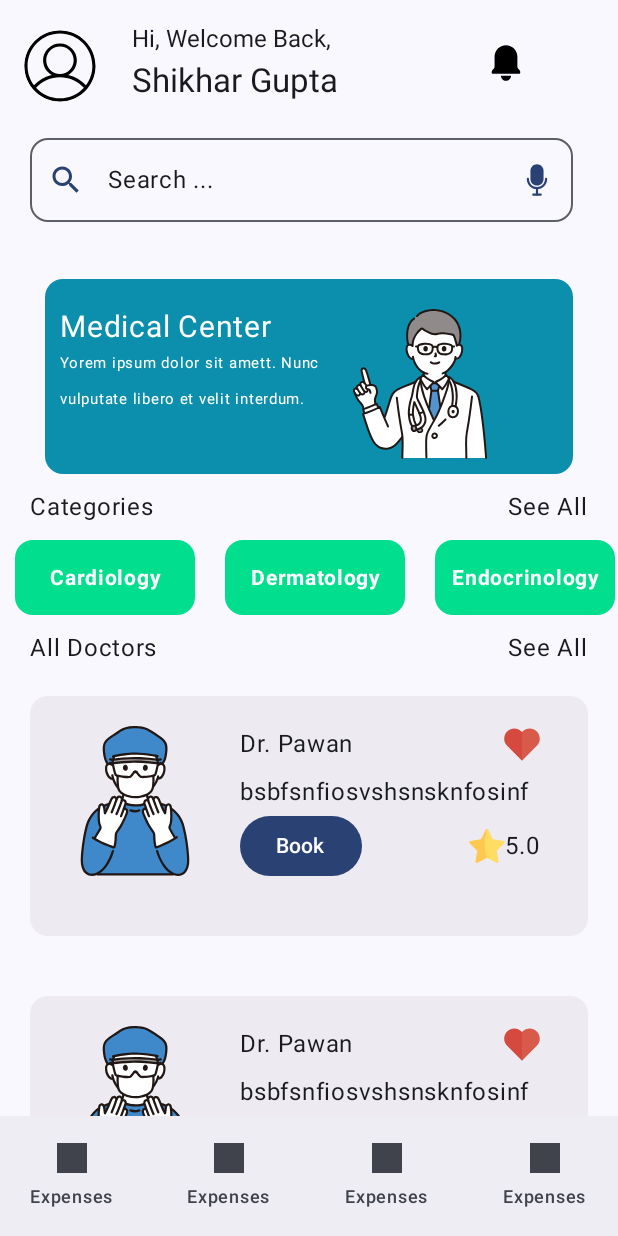
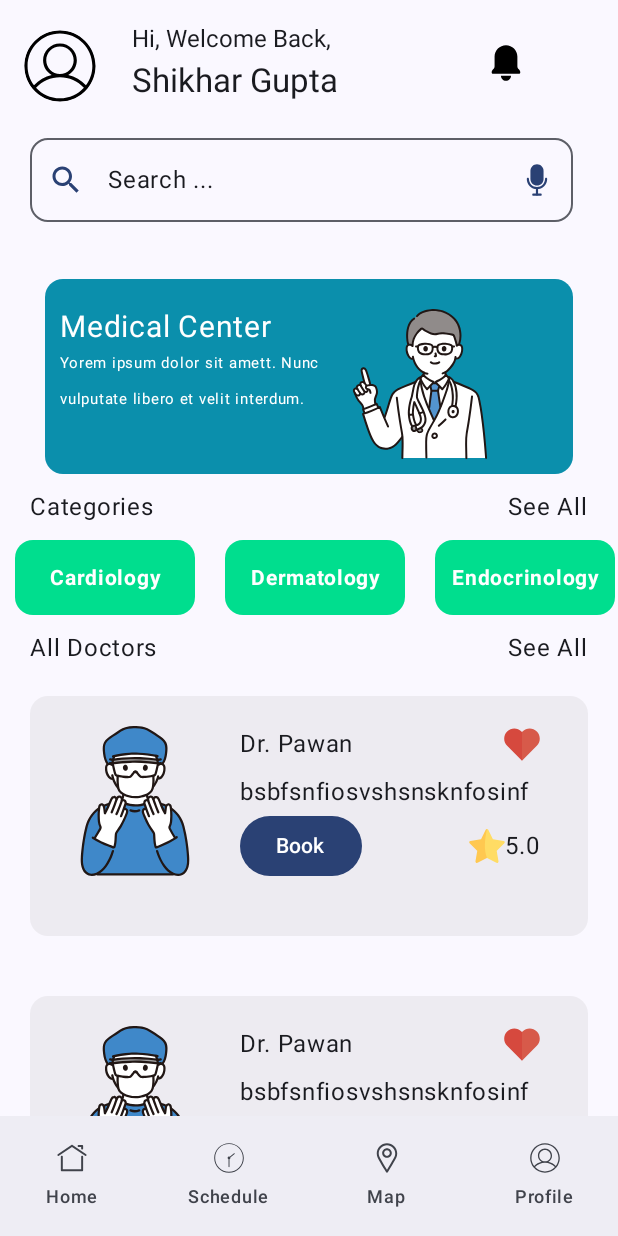
Before and after one commit to shikhargupta442003/veersaDocEasy-main, an Android app built with Jetpack Compose: the composable userProfile called with empty values, on a phone screen of 412 x 824 dp. Run offline under Robolectric (Android 15) with nearby library versions, the phone set to English and light mode, and no system bars.

```diff
--- a/docEasy/app/src/main/java/com/example/doceasy/user/userProfile.kt
+++ b/docEasy/app/src/main/java/com/example/doceasy/user/userProfile.kt
@@ -102,36 +102,36 @@ fun userProfile(navController: NavController,email:String?){
             NavigationBar {
                 NavigationBarItem(selected = false, onClick = { /*TODO*/ },icon = {
                     Icon(
-                        painterResource(id = R.drawable.ic_launcher_background),
+                        painterResource(id = R.drawable.home),
                         modifier = Modifier.size(20.dp),
                         contentDescription = "upload"
                     )
                 },
-                    label = {Text("Expenses")})
+                    label = {Text("Home")})
                 NavigationBarItem(selected = false, onClick = { /*TODO*/ },icon = {
                     Icon(
-                        painterResource(id = R.drawable.ic_launcher_background),
+                        painterResource(id = R.drawable.clock),
                         modifier = Modifier.size(20.dp),
                         contentDescription = "upload"
                     )
                 },
-                    label = {Text("Expenses")})
+                    label = {Text("Schedule")})
                 NavigationBarItem(selected = false, onClick = { /*TODO*/ },icon = {
                     Icon(
-                        painterResource(id = R.drawable.ic_launcher_background),
+                        painterResource(id = R.drawable.location),
                         modifier = Modifier.size(20.dp),
                         contentDescription = "upload"
                     )
                 },
-                    label = {Text("Expenses")})
+                    label = {Text("Map")})
                 NavigationBarItem(selected = false, onClick = { /*TODO*/ },icon = {
                     Icon(
-                        painterResource(id = R.drawable.ic_launcher_background),
+                        painterResource(id = R.drawable.profile),
                         modifier = Modifier.size(20.dp),
                         contentDescription = "upload"
                     )
                 },
-                    label = {Text("Expenses")})
+                    label = {Text("Profile")})
             }
         }
     ) {innerPadding->
--- /dev/null
+++ b/docEasy/app/src/main/res/drawable/clock.xml
@@ -0,0 +1,7 @@
+<vector xmlns:android="http://schemas.android.com/apk/res/android" android:alpha="0.85" android:height="256dp" android:viewportHeight="256" android:viewportWidth="256" android:width="256dp">
+
+    <path android:fillColor="#000000" android:fillType="nonZero" android:pathData="M170.76,87.87L134.04,117.47c-1.75,-1.03 -3.77,-1.67 -5.95,-1.67c-6.51,0 -11.81,5.3 -11.81,11.81c0,5.04 3.19,9.32 7.65,11.02l0,64.74c0,2.3 1.87,4.17 4.17,4.17s4.17,-1.87 4.17,-4.17L132.27,138.64c4.45,-1.69 7.65,-5.97 7.65,-11.02c0,-1.28 -0.26,-2.5 -0.64,-3.66l36.73,-29.6c1.79,-1.44 2.07,-4.07 0.63,-5.86C175.18,86.71 172.56,86.43 170.76,87.87z" android:strokeColor="#00000000" android:strokeLineCap="butt" android:strokeLineJoin="miter" android:strokeWidth="2.81"/>
+
+    <path android:fillColor="#000000" android:fillType="nonZero" android:pathData="M128.09,1.17c-69.72,0 -126.45,56.73 -126.45,126.45c0,69.73 56.73,126.45 126.45,126.45c69.72,0 126.45,-56.73 126.45,-126.45C254.54,57.89 197.82,1.17 128.09,1.17zM128.09,245.73c-65.13,0 -118.11,-52.99 -118.11,-118.12c0,-65.13 52.99,-118.11 118.11,-118.11c65.13,0 118.11,52.99 118.11,118.11C246.21,192.75 193.22,245.73 128.09,245.73z" android:strokeColor="#00000000" android:strokeLineCap="butt" android:strokeLineJoin="miter" android:strokeWidth="2.81"/>
+
+</vector>
--- /dev/null
+++ b/docEasy/app/src/main/res/drawable/location.xml
@@ -0,0 +1,7 @@
+<vector xmlns:android="http://schemas.android.com/apk/res/android" android:alpha="0.85" android:height="256dp" android:viewportHeight="256" android:viewportWidth="256" android:width="256dp">
+
+    <path android:fillColor="#000000" android:fillType="nonZero" android:pathData="M127.86,254.31c-2.98,0 -5.74,-1.58 -7.26,-4.14l-12.56,-21.25c-25.91,-43.81 -50.39,-85.19 -58.71,-101.88c-5.86,-12.02 -8.82,-24.87 -8.82,-38.27C40.51,40.59 79.69,1.41 127.86,1.41c48.17,0 87.35,39.18 87.35,87.35c0,13.39 -2.95,26.24 -8.78,38.2c-0.06,0.12 -0.12,0.23 -0.18,0.35c-8.45,16.87 -32.8,58.04 -58.57,101.61l-12.57,21.25C133.6,252.73 130.84,254.31 127.86,254.31zM127.86,18.27C88.99,18.27 57.37,49.89 57.37,88.75c0,10.81 2.38,21.18 7.08,30.82c8.01,16.08 33.46,59.1 58.07,100.71L127.86,229.31l5.31,-8.98c24.62,-41.62 50.08,-84.67 58.13,-100.82c0.03,-0.06 0.06,-0.13 0.1,-0.19c4.61,-9.57 6.95,-19.85 6.95,-30.56C198.35,49.89 166.72,18.27 127.86,18.27z" android:strokeColor="#00000000" android:strokeLineCap="butt" android:strokeLineJoin="miter" android:strokeWidth="2.81"/>
+
+    <path android:fillColor="#000000" android:fillType="nonZero" android:pathData="M127.86,126.72c-22.69,0 -41.16,-18.46 -41.16,-41.16S105.16,44.42 127.86,44.42c22.69,0 41.16,18.46 41.16,41.16S150.55,126.72 127.86,126.72zM127.86,61.28c-13.4,0 -24.3,10.9 -24.3,24.3s10.9,24.3 24.3,24.3c13.4,0 24.3,-10.9 24.3,-24.3S141.25,61.28 127.86,61.28z" android:strokeColor="#00000000" android:strokeLineCap="butt" android:strokeLineJoin="miter" android:strokeWidth="2.81"/>
+
+</vector>
--- /dev/null
+++ b/docEasy/app/src/main/res/drawable/profile.xml
@@ -0,0 +1,5 @@
+<vector xmlns:android="http://schemas.android.com/apk/res/android" android:alpha="0.85" android:height="256dp" android:viewportHeight="256" android:viewportWidth="256" android:width="256dp">
+
+    <path android:fillColor="#000000" android:fillType="nonZero" android:pathData="M225.18,208.49C243.36,186.59 254.31,158.48 254.31,127.86C254.31,58.13 197.58,1.41 127.86,1.41C58.13,1.41 1.41,58.13 1.41,127.86c0,30.62 10.95,58.73 29.13,80.64c0.3,0.45 0.64,0.89 1.08,1.25c0.01,0.01 0.01,0.01 0.02,0.01C54.84,236.99 89.35,254.31 127.86,254.31c38.5,0 73.02,-17.32 96.23,-44.55c0.01,-0.01 0.01,-0.01 0.02,-0.01C224.54,209.37 224.89,208.94 225.18,208.49zM127.86,12.65c63.53,0 115.21,51.68 115.21,115.21c0,25.76 -8.5,49.58 -22.85,68.79c-17.09,-18.28 -38.99,-30.88 -62.95,-36.59c18.26,-10.31 30.63,-29.87 30.63,-52.29c0,-33.11 -26.93,-60.04 -60.04,-60.04c-33.11,0 -60.04,26.93 -60.04,60.04c0,22.42 12.38,41.98 30.63,52.29c-23.96,5.71 -45.86,18.32 -62.95,36.59C21.15,177.44 12.65,153.62 12.65,127.86C12.65,64.33 64.33,12.65 127.86,12.65zM127.86,156.57c-26.91,0 -48.8,-21.89 -48.8,-48.8S100.95,58.96 127.86,58.96s48.8,21.89 48.8,48.8S154.77,156.57 127.86,156.57zM127.86,243.07c-33.68,0 -64.03,-14.53 -85.11,-37.65C64.58,181.47 95.31,167.81 127.86,167.81c32.54,0 63.28,13.67 85.11,37.61C191.89,228.54 161.54,243.07 127.86,243.07z" android:strokeColor="#00000000" android:strokeLineCap="butt" android:strokeLineJoin="miter" android:strokeWidth="2.81"/>
+
+</vector>
```
Also changed, not shown: docEasy/app/src/main/java/com/example/doceasy/user/doctorProfile.kt (+15 -7 lines), docEasy/app/src/main/res/drawable/home.xml (+8 -29 lines), docEasy/app/src/main/res/drawable/phone.xml (added, +5 -0 lines).
